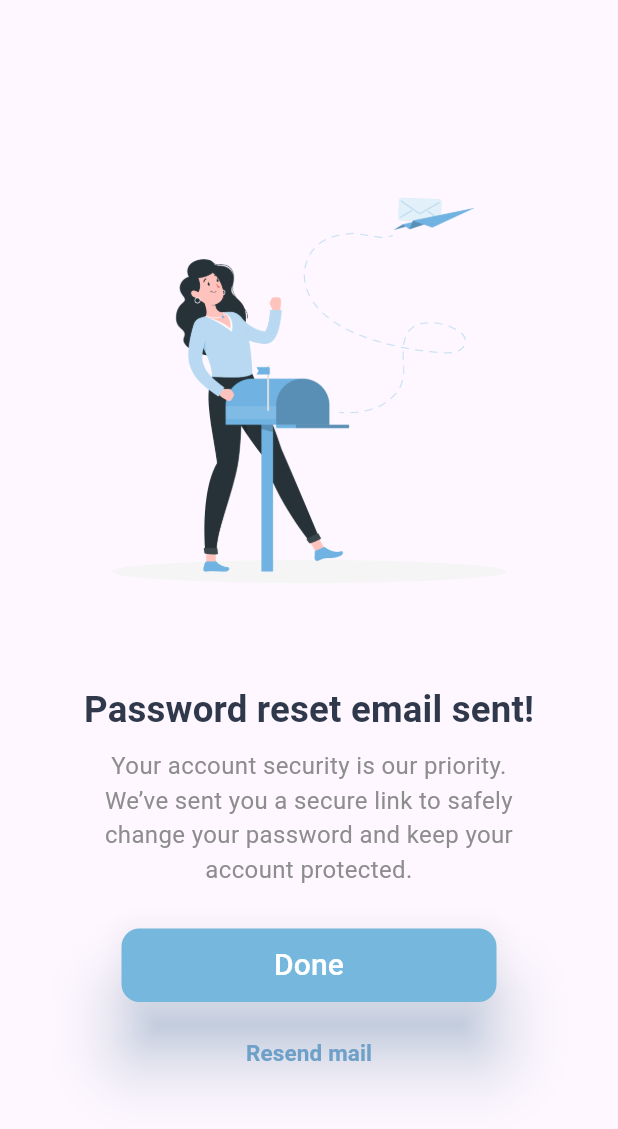
After one commit to GluMate/GluMate-flutter, a Flutter app: the DoneScreen screen opened directly, on a phone screen of 412 x 824 dp. The commit adds this screen. Shown: the top 1129 px of the screen. Run offline on Flutter 3.47's test engine with Material 3 defaults, Android fonts, the phone set to English and light mode, and no system bars; our stand-ins replace animated_splash_screen, dartz, dio, firebase_auth, firebase_core, fl_chart and 6 more; missing offline and left inert: dart:ffi, data_connection_checker_tv, dotted_dashed_line, simple_animation_progress_bar; accounts and stored records are empty; project files that could hold a hidden picture were left out.

Commit message:
dynamic profile screen + reset password

```diff
--- a/lib/core/constants/lang/en.json
+++ b/lib/core/constants/lang/en.json
@@ -56,9 +56,9 @@
    "forgot_password": "Forgot password ?",
    "reset": "Reset password",
    "envoyer": "Send",
-   "please_enter_email": "Please enter your email adress, a verification code will be sent to you !",
+   "please_enter_email": "Please enter your email adress, a password reset link will be sent to you !",
    "not_verified": "You haven't received a verification code?",
-   "resend": "Resend code ",
+   "resend": "Resend mail",
    "update_password": "Now you can change your password !",
    "verify_code" : "Please enter the code sent by email ",
    "verify": "Verify",
@@ -66,7 +66,10 @@
    "confirm": "Confirm",
    "google": "Sign in with Google",
    "phone":"Phone number",
-   "phone_error": "Please enter your phone number"
+   "phone_error": "Please enter your phone number",
+   "done": "Done",
+   "pass_sent": "Password reset email sent!",
+   "pass_desc": "Your account security is our priority. We’ve sent you a secure link to safely change your password and keep your account protected. "
 
 
   }
--- a/lib/core/constants/lang/fr.json
+++ b/lib/core/constants/lang/fr.json
@@ -54,9 +54,9 @@
     "forgot_password": "Mot de passe oublié ?",
     "reset": "Réinitialiser votre mot de passe",
     "envoyer": "Envoyer",
-    "please_enter_email": "Veuillez entrer votre adresse e-mail, un code de vérification vous sera envoyé !",
+    "please_enter_email": "Veuillez entrer votre adresse e-mail, un lien de réinitialisation de mot de passe vous sera envoyé !",
     "not_verified": "Vous n\"avez pas reçu de code de vérification?",
-    "resend": "Réenvoyer le code",
+    "resend": "Réenvoyer le mail",
     "update_password": "Maintenant, vous pouvez changer votre mot de passe !",
     "verify_code" : "Veuillez entrer le code envoyé par e-mail",
     "verify": "Verifier",
@@ -64,7 +64,12 @@
     "confirm": "Confirmer",
     "google": "Continuer avec Google",
     "phone":"Numéro de téléphone",
-    "phone_error": "Veuillez entrer votre numéro de téléphone"
+    "phone_error": "Veuillez entrer votre numéro de téléphone",
+    "done": "Envoyé",
+    "pass_sent": "Email de réinitialisation du mot de passe envoyé!",
+    "pass_desc": "La sécurité de votre compte est notre priorité. Nous vous avons envoyé un lien sécurisé pour changer votre mot de passe en toute sécurité et protéger votre compte."
+
+
 
 
 
--- a/lib/presentation/register_auth/widgets/profile.dart
+++ b/lib/presentation/register_auth/widgets/Profile/profile.dart
@@ -8,7 +8,7 @@ import 'package:glumate_flutter/presentation/register_auth/widgets/Design/colors
 import 'package:glumate_flutter/presentation/register_auth/widgets/Design/title_subtitle.dart';
 import 'package:glumate_flutter/presentation/register_auth/widgets/Notification/SettingRow.dart';
 import 'package:glumate_flutter/presentation/register_auth/widgets/Register/role_widget.dart';
-import 'package:glumate_flutter/presentation/register_auth/widgets/contactUs.dart';
+import 'package:glumate_flutter/presentation/register_auth/widgets/Profile/contactUs.dart';
 import 'package:provider/provider.dart';
 
 class ProfileView extends StatefulWidget {
--- a/lib/presentation/register_auth/widgets/Register/role_widget.dart
+++ b/lib/presentation/register_auth/widgets/Register/role_widget.dart
@@ -4,7 +4,7 @@ import 'package:flutter/material.dart';
 import 'package:glumate_flutter/core/localization/appLocalization.dart';
 import 'package:glumate_flutter/presentation/register_auth/pages/register_doctor_page.dart';
 import 'package:glumate_flutter/presentation/register_auth/pages/register_patient_page.dart';
-import 'package:glumate_flutter/presentation/register_auth/widgets/profile.dart';
+import 'package:glumate_flutter/presentation/register_auth/widgets/Profile/profile.dart';
 import 'package:provider/provider.dart';
 import '';
 import 'package:glumate_flutter/core/errors/failure.dart';
--- /dev/null
+++ b/lib/presentation/register_auth/widgets/ResetPassword/Auth.dart
@@ -0,0 +1,13 @@
+import 'package:firebase_auth/firebase_auth.dart';
+
+class AuthService {
+  final FirebaseAuth _auth = FirebaseAuth.instance;
+
+  Future<void> sendPasswordResetEmail(String email) async {
+    try {
+      await _auth.sendPasswordResetEmail(email: email);
+    } catch (error) {
+      throw error;
+    }
+  }
+}
--- /dev/null
+++ b/lib/presentation/register_auth/widgets/ResetPassword/DoneScreen.dart
@@ -0,0 +1,127 @@
+import 'package:flutter/material.dart';
+import 'package:glumate_flutter/core/localization/appLocalization.dart';
+import 'package:glumate_flutter/presentation/register_auth/pages/ForgotPasswordPage.dart';
+import 'package:glumate_flutter/presentation/register_auth/pages/login_page.dart';
+import 'package:glumate_flutter/presentation/register_auth/providers/Locale_provider.dart';
+import 'package:glumate_flutter/presentation/register_auth/widgets/ResetPassword/ForgotPassword.dart';
+import 'package:google_fonts/google_fonts.dart';
+import 'package:provider/provider.dart';
+
+class DoneScreen extends StatefulWidget {
+  const DoneScreen({Key? key}) : super(key: key);
+
+  @override
+  State<DoneScreen> createState() => _DoneScreenState();
+}
+
+class _DoneScreenState extends State<DoneScreen> {
+  bool isBlurred = false;
+
+  @override
+  Widget build(BuildContext context) {
+    return Consumer<LocaleProvider>(
+      builder: (context, localeProvider, _) => Scaffold(
+        body: Center(
+          child: Container(
+            child: Column(
+              mainAxisAlignment: MainAxisAlignment.center,
+              crossAxisAlignment: CrossAxisAlignment.center,
+              children: [
+                Column(
+                  crossAxisAlignment: CrossAxisAlignment.center,
+                  children: [
+                    Image.asset(
+                      'assets/sent.png',
+                      width: 340,
+                    ),
+                    SizedBox(height: 10,),
+                    Container(
+                      height: 50,
+                      width: 300,
+                      child: FittedBox(
+                        child: Text(
+                          AppLocalization.of(context)
+                              .translate('pass_sent')!,
+                          style: GoogleFonts.roboto(
+                            fontSize: 50,
+                            fontWeight: FontWeight.w700,
+                            color: Color(0xFF2F394B),
+                          ),
+                          textAlign: TextAlign.center,
+                        ),
+                      ),
+                    ),
+                    SizedBox(height: 1),
+                    Container(
+                      height: 100,
+                      width: 300,
+                      child: Text(
+                        AppLocalization.of(context)
+                            .translate('pass_desc')!,
+                        style: GoogleFonts.roboto(
+                            fontSize: 16, color: Color(0xFF8D8D8D)),
+                        textAlign: TextAlign.center,
+                      ),
+                    ),
+                    SizedBox(height: 20),
+                    SizedBox(
+                      width: 250,
+                      child: ElevatedButton(
+                        onPressed: () {
+                          Navigator.push(
+                            context,
+                            MaterialPageRoute(
+                              builder: (context) => LoginPage(),
+                            ),
+                          );
+                        },
+                        style: ElevatedButton.styleFrom(
+                          elevation: 20,
+                          backgroundColor:
+                              Color.fromARGB(255, 118, 183, 221),
+                          shadowColor: const Color.fromARGB(255, 144, 198, 243)
+                              .withOpacity(1),
+                          shape: RoundedRectangleBorder(
+                            borderRadius: BorderRadius.circular(12),
+                          ),
+                        ),
+                        child: Padding(
+                          padding: EdgeInsets.all(10),
+                          child: Text(
+                            AppLocalization.of(context)
+                                .translate('done')!,
+                            style: GoogleFonts.roboto(
+                                fontSize: 20, color: Colors.white),
+                          ),
+                        ),
+                      ),
+                    ),
+              SizedBox(height: 10),
+              TextButton(
+                onPressed: () {
+                 Navigator.push(
+                            context,
+                            MaterialPageRoute(
+                              builder: (context) => ForgotPasswordPage(),
+                            ),);
+                },
+                child: Text(
+                AppLocalization.of(context).
+                translate('resend')!,
+                style: TextStyle(
+                    color: Color.fromARGB(255, 110, 160, 200),
+                    fontWeight: FontWeight.bold,
+                    fontSize: 15
+                  ),
+                ),
+              ),
+                  ],
+                ),
+              ],
+            ),
+          ),
+        ),
+      ),
+    );
+  }
+}
--- a/lib/presentation/register_auth/widgets/main_tab.dart
+++ b/lib/presentation/register_auth/widgets/main_tab.dart
@@ -2,7 +2,7 @@ import 'package:flutter/material.dart';
 import 'package:glumate_flutter/presentation/register_auth/widgets/Chat/chat_widget.dart';
 import 'package:glumate_flutter/presentation/register_auth/widgets/Design/colors.dart';
 import 'package:glumate_flutter/presentation/register_auth/widgets/home_view.dart';
-import 'package:glumate_flutter/presentation/register_auth/widgets/profile.dart';
+import 'package:glumate_flutter/presentation/register_auth/widgets/Profile/profile.dart';
 import 'package:glumate_flutter/presentation/register_auth/widgets/Design/tabButton.dart';
 
 class MainTabView extends StatefulWidget {
```
Also changed, not shown: lib/presentation/register_auth/widgets/ResetPassword/ForgotPassword.dart (+38 -24 lines), assets/sent.png (added), lib/presentation/register_auth/widgets/Profile/EditProfile.dart (renamed from lib/presentation/register_auth/widgets/EditProfile.dart), lib/presentation/register_auth/widgets/Profile/contactUs.dart (renamed from lib/presentation/register_auth/widgets/contactUs.dart).
